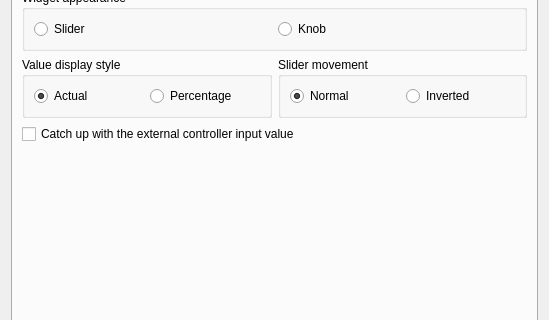
filipolszewsk/qlcplus, file ui/src/virtualconsole/vcsliderproperties.ui: the form before one commit; both pictures show x 0 to 549 and y 84 to 404 of the 549 by 594 pixel window.
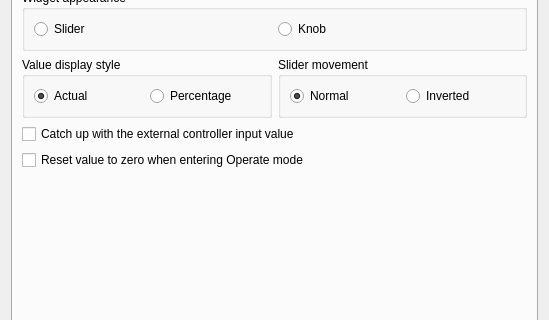
The form after the commit. Icons and pictures are not drawn.

Commit message: feat(vcslider): add Reset value on Operate option

```diff
--- a/ui/src/virtualconsole/vcsliderproperties.ui
+++ b/ui/src/virtualconsole/vcsliderproperties.ui
@@ -123,6 +123,16 @@
          </property>
         </widget>
        </item>
+       <item row="5" column="0" colspan="2">
+        <widget class="QCheckBox" name="m_resetValueOnOperateCheck">
+         <property name="toolTip">
+          <string>Reset the slider position to zero every time Operate mode is entered</string>
+         </property>
+         <property name="text">
+          <string>Reset value to zero when entering Operate mode</string>
+         </property>
+        </widget>
+       </item>
        <item row="0" column="0" colspan="2">
         <layout class="QHBoxLayout">
          <item>
@@ -199,7 +209,7 @@
          </layout>
         </widget>
        </item>
-       <item row="6" column="0" colspan="2">
+       <item row="7" column="0" colspan="2">
         <spacer>
          <property name="orientation">
           <enum>Qt::Vertical</enum>
```
Left out of the diff: 2 changed lines with no effect on the pictures. The commit also changes 3 other files.
